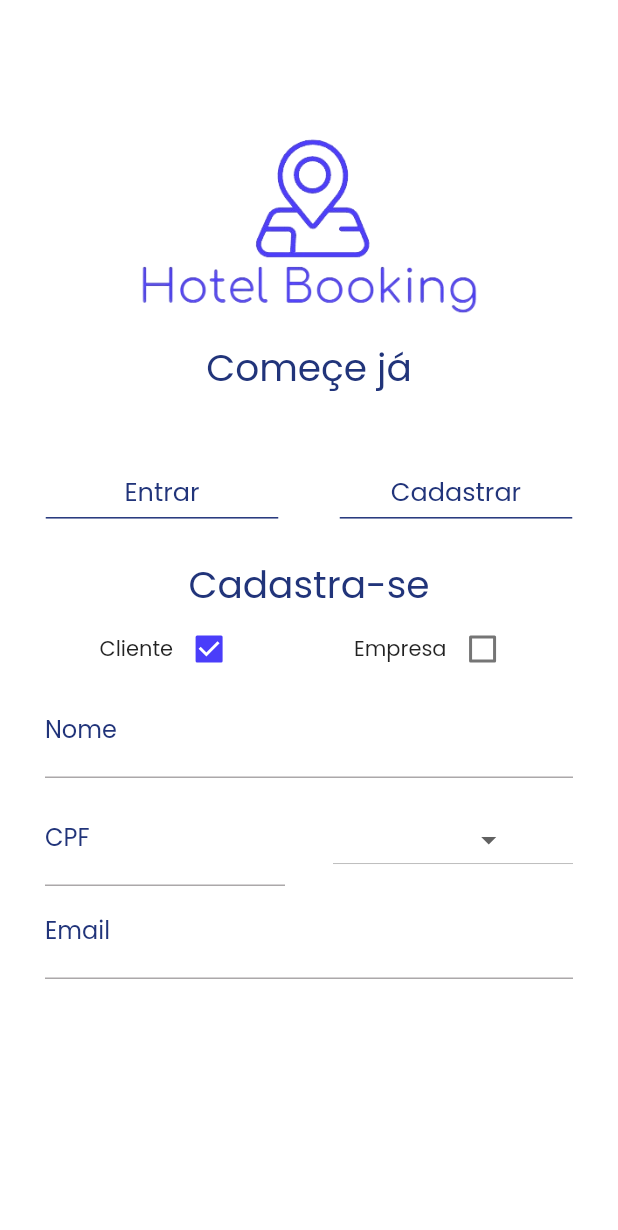
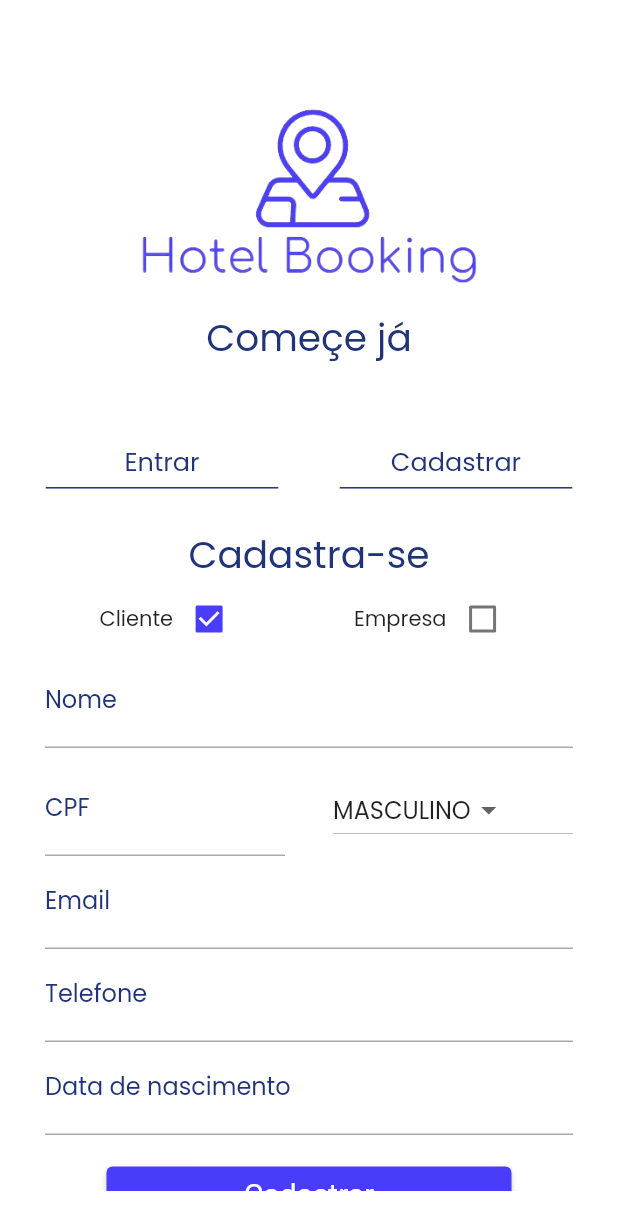
Before and after one commit to guilhermevini2013/App-Flutter-HotelBooking, a Flutter app: the screen it shows after launch, after a tap on "Cadastrar", on a phone screen of 412 x 824 dp. Shown: the top 1230 px of the screen. Run offline on Flutter 3.47's test engine with Material 3 defaults, Android fonts, the phone set to English and light mode, and no system bars.

Commit message:
terminado a view de cadastrar clientes

```diff
--- a/lib/main.dart
+++ b/lib/main.dart
@@ -31,7 +31,7 @@ class HomePresentation extends StatelessWidget {
       backgroundColor: Colors.white,
       resizeToAvoidBottomInset: true,
       body: Container(
-        padding: const EdgeInsets.fromLTRB(10, 90, 10, 30),
+        padding: const EdgeInsets.fromLTRB(10, 70, 10, 30),
         child: const SingleChildScrollView(
           scrollDirection: Axis.vertical,
           child: Center(
@@ -77,6 +77,7 @@ class _HomeMenuState extends State<HomeMenu> {
   bool _typeRegisterClient = true;
   bool _typeRegisterEnterprise = false;
   final List<String> _options = ['MASCULINO', 'FEMININO'];
+  late String? _optionGender = _options[0];
 
   void _alterView(MenuButton typeButton) {
     setState(() {
@@ -276,8 +277,10 @@ class _HomeMenuState extends State<HomeMenu> {
                       SizedBox(
                           width: 160,
                           child: DropdownButton<String>(
+                            value: _optionGender,
                             onChanged: (String? newValue) {
                               setState(() {
+                                _optionGender = newValue;
                               });
                             },
                             items: _options
@@ -307,6 +310,58 @@ class _HomeMenuState extends State<HomeMenu> {
                       ),
                     ),
                   ),
+                  const SizedBox(
+                    height: 10,
+                  ),
+                  const TextField(
+                    decoration: InputDecoration(
+                      labelText: 'Telefone',
+                      labelStyle: TextStyle(
+                        color: Color(0xFF21347A),
+                      ),
+                      focusedBorder: OutlineInputBorder(
+                        borderSide: BorderSide(
+                          color: Color(0xFF21347A),
+                          style: BorderStyle.solid,
+                        ),
+                      ),
+                    ),
+                  ),
+                  const SizedBox(
+                    height: 10,
+                  ),
+                  const TextField(
+                    decoration: InputDecoration(
+                      labelText: 'Data de nascimento',
+                      labelStyle: TextStyle(
+                        color: Color(0xFF21347A),
+                      ),
+                      focusedBorder: OutlineInputBorder(
+                        borderSide: BorderSide(
+                          color: Color(0xFF21347A),
+                          style: BorderStyle.solid,
+                        ),
+                      ),
+                    ),
+                  ),
+                  const SizedBox(
+                    height: 15,
+                  ),
+                   SizedBox(
+                    child: ElevatedButton(
+                      style: ElevatedButton.styleFrom(
+                          backgroundColor: Color(0xFF4A3DFA),
+                          textStyle: const TextStyle(fontSize: 20),
+                          fixedSize: Size(270, 30)),
+                      child: Text('Cadastrar'),
+                      onPressed: () {},
+                    )
+                  ),
+                  const SizedBox(
+                    height: 50,
+                  ),
+                }else...{
+
                 }
               }
             ],
```
